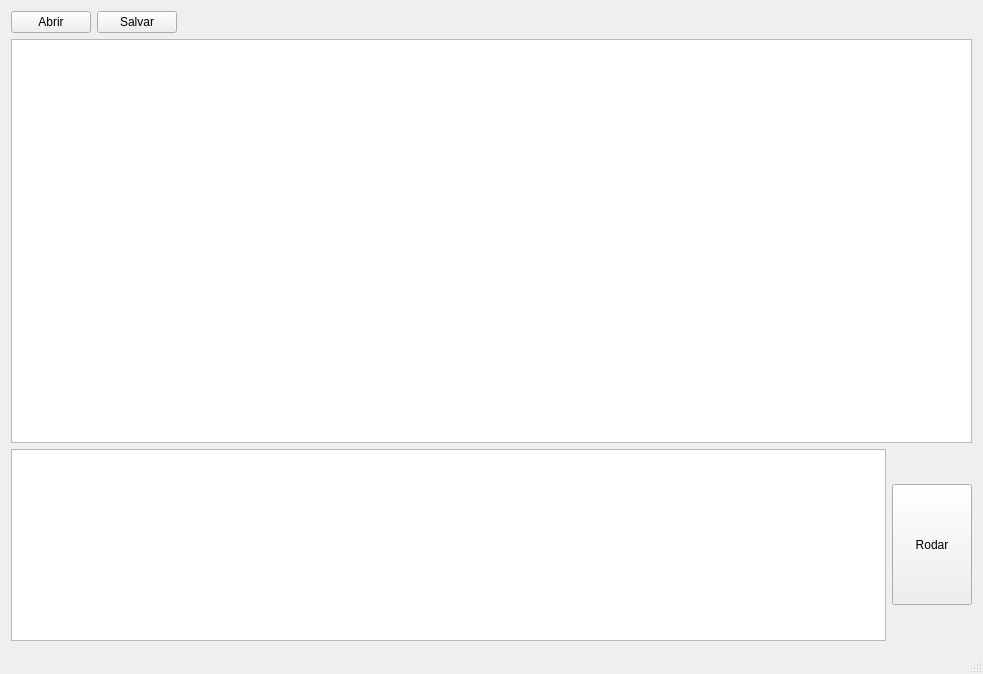
Qt form mainwindow.ui (RestartButton/-.-) before a commit.
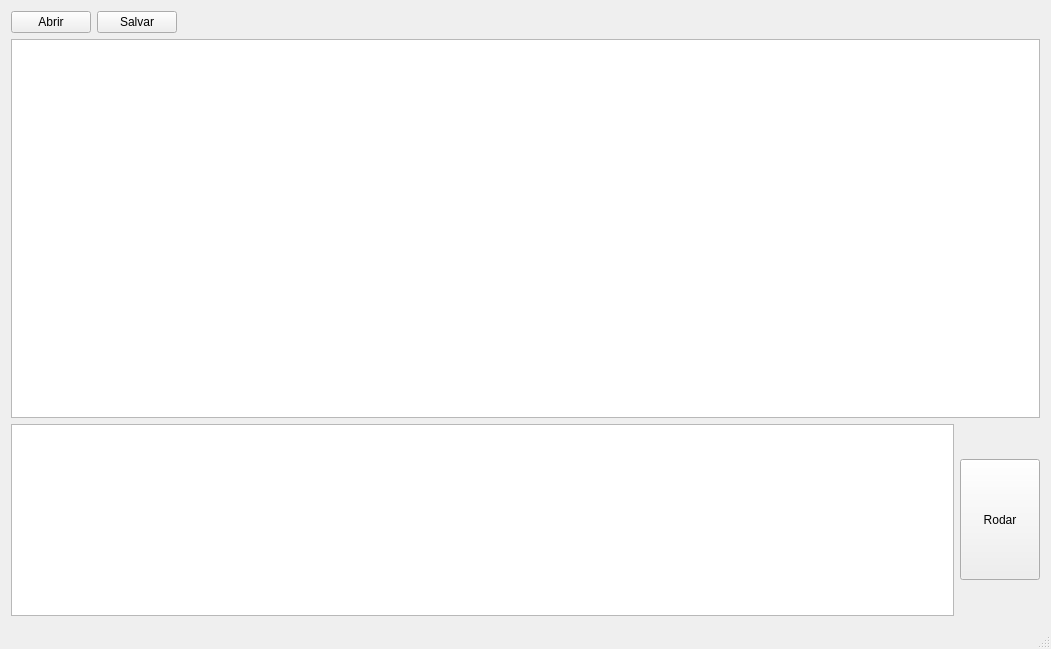
The same form after that commit.

What changed in the file:
```diff
--- a/mainwindow.ui
+++ b/mainwindow.ui
@@ -6,8 +6,8 @@
    <rect>
     <x>0</x>
     <y>0</y>
-    <width>983</width>
-    <height>674</height>
+    <width>1051</width>
+    <height>649</height>
    </rect>
   </property>
   <property name="windowTitle">
```
